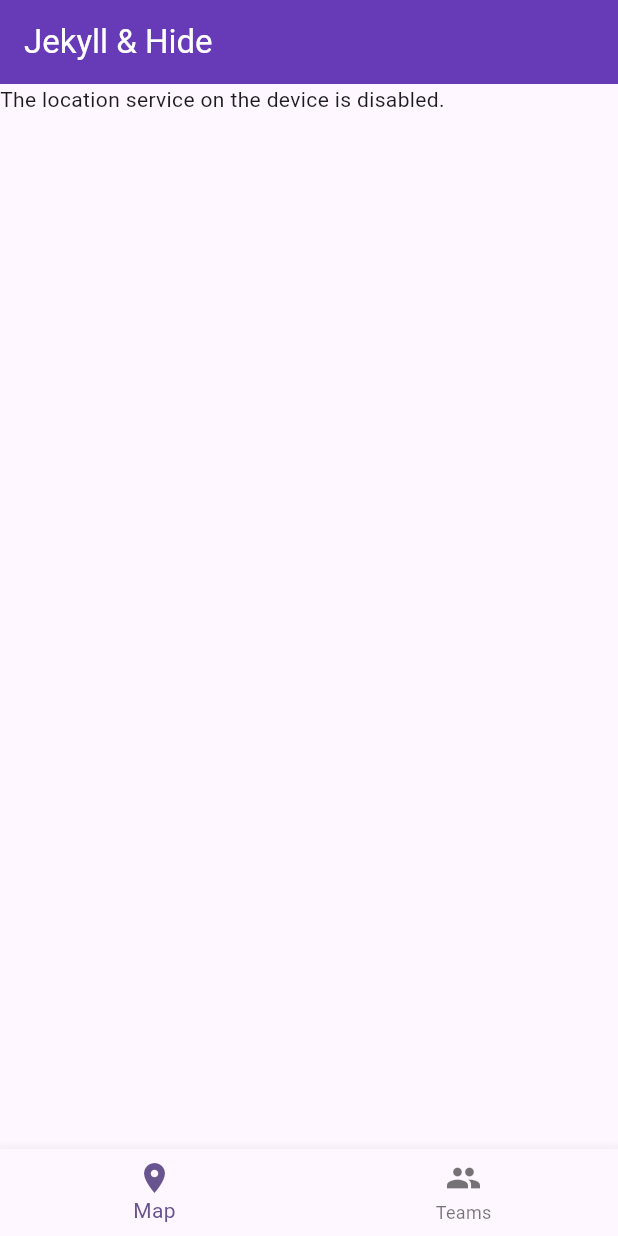
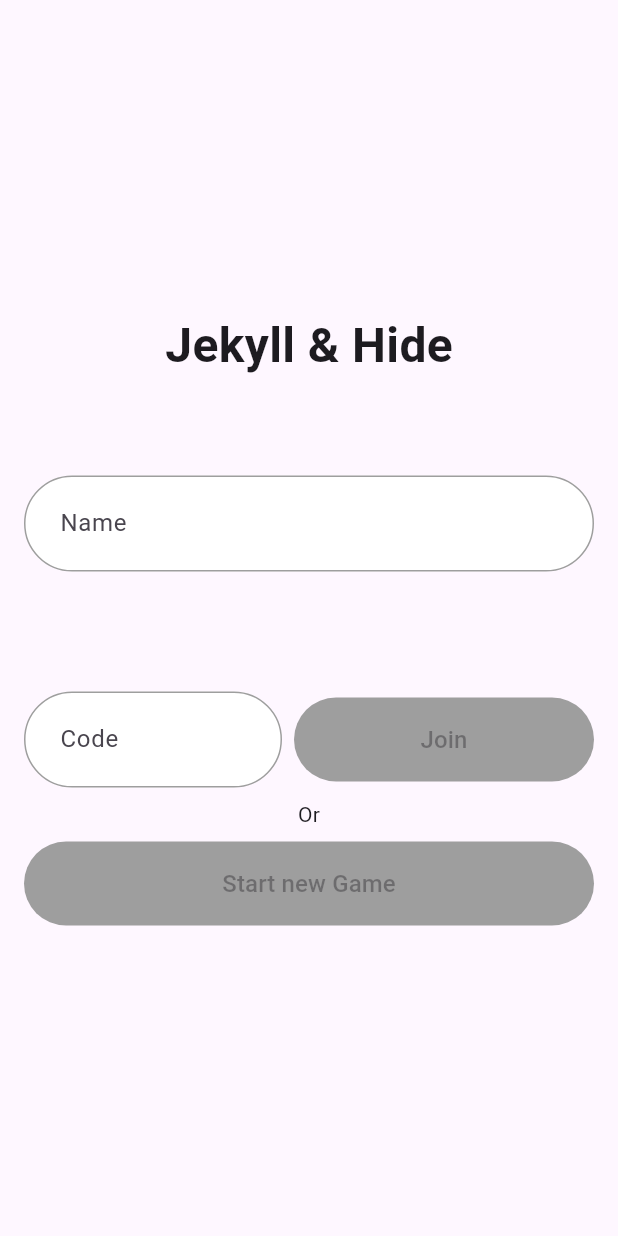
Before and after one commit to slippedandmissed/JekyllAndHide, a Flutter app: the screen it shows after launch, on a phone screen of 412 x 824 dp. Run offline on Flutter 3.47's test engine with Material 2 defaults, Android fonts, the phone set to English and light mode, and no system bars; our stand-ins replace auto_route, dio, flutter_map, flutter_riverpod, freezed_annotation, geolocator and 2 more; network calls fail.

Commit message:
Added game system

```diff
--- a/frontend/lib/api/heart.dart
+++ b/frontend/lib/api/heart.dart
@@ -20,7 +20,7 @@ class HeartBeatRepository {
   const HeartBeatRepository({required HttpService http}) : _http = http;
 
   Future<Beat?> heart() async {
-    return await _http.get("/heart", {}, Beat.fromJson);
+    return (await _http.get("/heart", {}, Beat.fromJson)).result;
   }
 }
 
--- a/frontend/lib/api/location_repository.dart
+++ b/frontend/lib/api/location_repository.dart
@@ -48,10 +48,11 @@ class LocationRepository {
       {},
       EveryonesLocations.fromJson,
     );
-    return response?.results ?? [];
+    return response.result?.results ?? [];
   }
 
   Future<Position> getMyLocation() async {
+    // FIXME: don't fetch location if you're not currently in a game
     bool serviceEnabled;
     LocationPermission permission;
 
--- a/frontend/lib/api/name_repository.dart
+++ b/frontend/lib/api/name_repository.dart
@@ -1,12 +1,21 @@
 import 'package:flutter_riverpod/flutter_riverpod.dart';
 import 'package:frontend/api/api.dart';
+import 'package:localstorage/localstorage.dart';
 
 class NameRepository {
   final HttpService _http;
+  final localStorage = LocalStorage("name");
 
-  const NameRepository({required HttpService http}) : _http = http;
+  NameRepository({required HttpService http}) : _http = http;
+
+  Future<String> get myName async {
+    await localStorage.ready;
+    return localStorage.getItem("name") as String? ?? "<No Name>";
+  }
 
   Future<void> setName(String name) async {
+    await localStorage.ready;
+    localStorage.setItem("name", name);
     await _http.post("/my-name", {"name": name}, (_) => null);
   }
 }
@@ -15,3 +24,8 @@ final nameRepositoryProvider = Provider((ref) {
   final http = ref.watch(httpProvider);
   return NameRepository(http: http);
 });
+
+final myNameProvider = FutureProvider((ref) async {
+  final nameRepository = ref.watch(nameRepositoryProvider);
+  return await nameRepository.myName;
+});
--- a/frontend/lib/dashboard/map.dart
+++ b/frontend/lib/dashboard/map.dart
@@ -4,7 +4,7 @@ import 'package:flutter_map/flutter_map.dart';
 import 'package:frontend/api/api.dart';
 import 'package:frontend/api/location_repository.dart';
 import 'package:frontend/api/name_repository.dart';
-import 'package:frontend/ui-library/js_circle_button.dart';
+import 'package:frontend/ui-library/jh_circle_button.dart';
 import 'package:latlong2/latlong.dart';
 import 'package:url_launcher/url_launcher.dart';
 import 'package:flutter_riverpod/flutter_riverpod.dart';
@@ -31,7 +31,6 @@ class _MapPageState extends ConsumerState<MapPage> {
   @override
   Widget build(BuildContext context) {
     final location = ref.watch(locationProvider);
-    ref.read(nameRepositoryProvider).setName("Jeff2");
 
     final everyonesLocations = ref.watch(everyonesLocationsProvider);
     final apiId = ref.watch(apiIdProvider);
--- /dev/null
+++ b/frontend/lib/game_services.dart
@@ -0,0 +1,87 @@
+import 'package:flutter_riverpod/flutter_riverpod.dart';
+import 'package:freezed_annotation/freezed_annotation.dart';
+import 'package:frontend/api/api.dart';
+import 'package:localstorage/localstorage.dart';
+
+part 'game_services.freezed.dart';
+part 'game_services.g.dart';
+
+class StoredGameCodeService {
+  final localStorage = LocalStorage("current-game");
+
+  Future<void> setCode(String? code) async {
+    await localStorage.ready;
+    if (code == null) {
+      localStorage.deleteItem("code");
+    } else {
+      localStorage.setItem("code", code.toUpperCase());
+    }
+  }
+
+  Future<String?> get code async {
+    await localStorage.ready;
+    final storedCode = localStorage.getItem("code") as String?;
+    if (storedCode == null) {
+      return null;
+    }
+    return storedCode;
+  }
+}
+
+@freezed
+class GameCodeResponse with _$GameCodeResponse {
+  const factory GameCodeResponse({
+    required String gameCode,
+  }) = _GameCodeResponse;
+
+  factory GameCodeResponse.fromJson(Map<String, Object?> json) =>
+      _$GameCodeResponseFromJson(json);
+}
+
+class GameRepository {
+  final HttpService _http;
+
+  GameRepository({
+    required HttpService http,
+  }) : _http = http;
+
+  // If you provide `codeOverride`, then we will try to join the game with that
+  // code. If you don't provide it, then the game code from
+  // `StoredGameCodeService.code` will be used.
+  Future<bool> joinGame({String? codeOverride}) async {
+    final result = await _http.post(
+      "/join-game",
+      {},
+      (_) => null,
+      gameCodeOverride: codeOverride,
+    );
+    print(result.statusCode);
+    return result.statusCode == 200;
+  }
+
+  Future<String?> createGame() async {
+    final result = await _http.post(
+      "/create-game",
+      {},
+      GameCodeResponse.fromJson,
+    );
+    return result.result?.gameCode;
+  }
+
+  Future<void> quitGame() async {
+    await _http.post(
+      "/quit-game",
+      {},
+      (_) => null,
+    );
+  }
+}
+
+final storedGameCodeServiceProvider = Provider((ref) {
+  return StoredGameCodeService();
+});
+
+final gameRepositoryProvider = Provider((ref) {
+  final http = ref.watch(httpProvider);
+  return GameRepository(http: http);
+});
--- /dev/null
+++ b/frontend/lib/join.dart
@@ -0,0 +1,145 @@
+import 'package:auto_route/auto_route.dart';
+import 'package:flutter/material.dart';
+import 'package:flutter/services.dart';
+import 'package:flutter_riverpod/flutter_riverpod.dart';
+import 'package:frontend/api/name_repository.dart';
+import 'package:frontend/game_services.dart';
+import 'package:frontend/router/router.dart';
+import 'package:frontend/ui-library/jh_primary_button.dart';
+import 'package:frontend/ui-library/jh_text_field.dart';
+
+class UpperCaseTextFormatter extends TextInputFormatter {
+  @override
+  TextEditingValue formatEditUpdate(
+      TextEditingValue oldValue, TextEditingValue newValue) {
+    return TextEditingValue(
+      text: newValue.text.toUpperCase(),
+      selection: newValue.selection,
+    );
+  }
+}
+
+@RoutePage()
+class JoinPage extends ConsumerStatefulWidget {
+  const JoinPage({super.key});
+
+  @override
+  ConsumerState<JoinPage> createState() => _JoinPageState();
+}
+
+class _JoinPageState extends ConsumerState<JoinPage> {
+  final TextEditingController _nameController = TextEditingController();
+  final TextEditingController _codeController = TextEditingController();
+
+  @override
+  void dispose() {
+    _nameController.dispose();
+    _codeController.dispose();
+    super.dispose();
+  }
+
+  @override
+  Widget build(BuildContext context) {
+    return Material(
+      child: Padding(
+        padding: const EdgeInsets.symmetric(horizontal: 16),
+        child: Column(
+          mainAxisAlignment: MainAxisAlignment.center,
+          children: [
+            const Text(
+              "Jekyll & Hide",
+              style: TextStyle(
+                fontWeight: FontWeight.bold,
+                fontSize: 32,
+              ),
+            ),
+            const SizedBox(height: 64),
+            JHTextField(
+              hint: "Name",
+              controller: _nameController,
+            ),
+            const SizedBox(height: 64),
+            Row(
+              mainAxisSize: MainAxisSize.max,
+              children: [
+                Expanded(
+                  child: JHTextField(
+                    hint: "Code",
+                    controller: _codeController,
+                    margin: EdgeInsets.zero,
+                    inputFormatters: [UpperCaseTextFormatter()],
+                  ),
+                ),
+                const SizedBox(
+                  width: 8,
+                ),
+                ValueListenableBuilder<TextEditingValue>(
+                    valueListenable: _nameController,
+                    builder: (context, nameValue, _) {
+                      return ValueListenableBuilder<TextEditingValue>(
+                        valueListenable: _codeController,
+                        builder: (context, codeValue, _) {
+                          return JHPrimaryButton(
+                            width: 200,
+                            disabled: nameValue.text.isEmpty ||
+                                codeValue.text.isEmpty,
+                            onPressed: () async {
+                              final worked = await ref
+                                  .read(gameRepositoryProvider)
+                                  .joinGame(codeOverride: codeValue.text);
+                              if (worked) {
+                                await ref
+                                    .read(storedGameCodeServiceProvider)
+                                    .setCode(codeValue.text);
+                                await ref
+                                    .read(nameRepositoryProvider)
+                                    .setName(nameValue.text);
+
+                                if (mounted) {
+                                  context.router.replace(const MapRoute());
+                                }
+                              } else {
+                                // FIXME: show a snackbar or something if the game joining failed
+                              }
+                            },
+                            child: const Text("Join"),
+                          );
+                        },
+                      );
+                    }),
+              ],
+            ),
+            const SizedBox(height: 8),
+            const Text("Or"),
+            const SizedBox(height: 8),
+            ValueListenableBuilder<TextEditingValue>(
+                valueListenable: _nameController,
+                builder: (context, nameValue, _) {
+                  return JHPrimaryButton(
+                    disabled: nameValue.text.isEmpty,
+                    onPressed: () async {
+                      final gameCode =
+                          await ref.read(gameRepositoryProvider).createGame();
+                      if (gameCode != null) {
+                        await ref
+                            .read(storedGameCodeServiceProvider)
+                            .setCode(gameCode);
+                        await ref
+                            .read(nameRepositoryProvider)
+                            .setName(nameValue.text);
+                        if (mounted) {
+                          context.router.replace(const MapRoute());
+                        }
+                      } else {
+                        // FIXME: show a snackbar or something if the game creation failed
+                      }
+                    },
+                    child: const Text("Start new Game"),
+                  );
+                }),
+          ],
+        ),
+      ),
+    );
+  }
+}
--- a/frontend/lib/main.dart
+++ b/frontend/lib/main.dart
@@ -3,26 +3,34 @@ import 'package:flutter_riverpod/flutter_riverpod.dart';
 import 'package:frontend/router/router.dart';
 
 void main() {
-  runApp(MyApp());
+  runApp(const MyAppWrapper());
 }
 
-class MyApp extends StatelessWidget {
-  final _appRouter = AppRouter();
-
-  MyApp({super.key});
+class MyAppWrapper extends StatelessWidget {
+  const MyAppWrapper({super.key});
 
   @override
   Widget build(BuildContext context) {
-    return ProviderScope(
-      child: MaterialApp.router(
+    return const ProviderScope(
+      child: MyApp(),
+    );
+  }
+}
+
+class MyApp extends ConsumerWidget {
+  const MyApp({super.key});
+
+  @override
+  Widget build(BuildContext context, WidgetRef ref) {
+    final router = ref.watch(routerProvider);
+    return MaterialApp.router(
       title: 'Jekyll & Hide',
       debugShowCheckedModeBanner: false,
       theme: ThemeData(
         colorScheme: ColorScheme.fromSeed(seedColor: Colors.deepPurple),
         useMaterial3: true,
       ),
-        routerConfig: _appRouter.config(),
-      ),
+      routerConfig: router.config(),
     );
   }
 }
--- a/frontend/lib/router/router.dart
+++ b/frontend/lib/router/router.dart
@@ -1,21 +1,48 @@
 import 'package:auto_route/auto_route.dart';
+import 'package:flutter_riverpod/flutter_riverpod.dart';
+import 'package:frontend/router/in_game_guard.dart';
 import '../dashboard/map.dart';
 import '../dashboard/dashboard.dart';
 import '../dashboard/teams.dart';
+import '../join.dart';
 
 part 'router.gr.dart';
 
 @AutoRouterConfig(replaceInRouteName: 'Page,Route')
 class AppRouter extends _$AppRouter {
+  final InGameGuard _inGameGuard;
+  final OutOfGameGuard _outOfGameGuard;
+
+  AppRouter({
+    required InGameGuard inGameGuard,
+    required OutOfGameGuard outOfGameGuard,
+  })  : _inGameGuard = inGameGuard,
+        _outOfGameGuard = outOfGameGuard;
+
   @override
   List<AutoRoute> get routes => [
         AutoRoute(
           path: "/",
           page: DashboardRoute.page,
+          guards: [_inGameGuard],
           children: [
             AutoRoute(path: "", page: MapRoute.page),
             AutoRoute(path: "teams", page: TeamsRoute.page),
           ],
         ),
+        AutoRoute(
+          path: "/join",
+          page: JoinRoute.page,
+          guards: [_outOfGameGuard],
+        )
       ];
 }
+
+final routerProvider = Provider((ref) {
+  final inGameGuard = ref.watch(inGameGuardProvider);
+  final outofGameGuard = ref.watch(outOfGameGuardProvider);
+  return AppRouter(
+    inGameGuard: inGameGuard,
+    outOfGameGuard: outofGameGuard,
+  );
+});
--- /dev/null
+++ b/frontend/lib/ui-library/jh_primary_button.dart
@@ -0,0 +1,68 @@
+import 'package:flutter/material.dart';
+import 'package:flutter/widgets.dart';
+
+class JHPrimaryButton extends StatelessWidget {
+  final Widget child;
+  final void Function()? onPressed;
+  final double? width;
+  final bool disabled;
+  final bool loading;
+
+  const JHPrimaryButton({
+    super.key,
+    required this.child,
+    required this.onPressed,
+    this.width,
+    this.disabled = false,
+    this.loading = false,
+  });
+
+  @override
+  Widget build(BuildContext context) {
+    return Theme(
+      data: Theme.of(context).copyWith(
+        textTheme: const TextTheme(
+          labelLarge: TextStyle(
+            fontSize: 16,
+            fontWeight: FontWeight.w500,
+          ),
+        ),
+      ),
+      child: SizedBox(
+        width: width,
+        height: 56,
+        child: AnimatedContainer(
+          duration: const Duration(milliseconds: 150),
+          decoration: BoxDecoration(
+            color: disabled || loading ? Colors.grey : Colors.deepPurple,
+            borderRadius: BorderRadius.circular(100),
+          ),
+          child: TextButton(
+            onPressed: disabled || loading
+                ? null
+                : (onPressed == null
+                    ? null
+                    : () {
+                        onPressed!();
+                        FocusManager.instance.primaryFocus?.unfocus();
+                      }),
+            style: TextButton.styleFrom(
+              padding: EdgeInsets.zero,
+              foregroundColor: disabled || loading ? Colors.grey : Colors.white,
+            ),
+            child: Center(
+              child: AnimatedSwitcher(
+                duration: const Duration(milliseconds: 150),
+                child: loading
+                    ? const CircularProgressIndicator(
+                        color: Colors.black,
+                      )
+                    : child,
+              ),
+            ),
+          ),
+        ),
+      ),
+    );
+  }
+}
--- /dev/null
+++ b/frontend/lib/ui-library/jh_text_field.dart
@@ -0,0 +1,109 @@
+import 'package:flutter/material.dart';
+import 'package:flutter/services.dart';
+
+class JHTextField extends StatelessWidget {
+  final TextEditingController controller;
+  final String? name;
+  final String? Function(String?)? validator;
+  final Function(String)? onChanged;
+  final int? minLines;
+  final int? maxLines;
+  final FocusNode? focusNode;
+  final EdgeInsets margin;
+  final bool expands;
+  final void Function(String)? onFieldSubmitted;
+  final String? hint;
+  final bool obscureText;
+  final Widget? suffixIcon;
+  final Widget? prefixIcon;
+  final AutovalidateMode? autovalidateMode;
+  final EdgeInsets padding;
+  final double borderRadius;
+  final List<TextInputFormatter> inputFormatters;
+
+  const JHTextField({
+    super.key,
+    required this.controller,
+    this.name,
+    this.validator,
+    this.maxLines = 1,
+    this.minLines,
+    this.onChanged,
+    this.obscureText = false,
+    this.suffixIcon,
+    this.autovalidateMode,
+    this.focusNode,
+    this.margin = const EdgeInsets.only(bottom: 16.0),
+    this.onFieldSubmitted,
+    this.hint,
+    this.expands = false,
+    this.prefixIcon,
+    this.padding = const EdgeInsets.all(20),
+    this.borderRadius = 32,
+    this.inputFormatters = const [],
+  });
+
+  @override
+  Widget build(BuildContext context) {
+    final actualInput = TextFormField(
+      inputFormatters: inputFormatters,
+      focusNode: focusNode,
+      onChanged: onChanged,
+      maxLines: maxLines,
+      minLines: minLines,
+      expands: expands,
+      scrollPadding: const EdgeInsets.only(bottom: 80),
+      controller: controller,
+      validator: validator,
+      onFieldSubmitted: onFieldSubmitted,
+      style: const TextStyle(
+        color: Colors.black,
+        fontSize: 16,
+      ),
+      obscureText: obscureText,
+      autovalidateMode: autovalidateMode,
+      textAlignVertical: TextAlignVertical.top,
+      decoration: InputDecoration(
+        hintText: hint,
+        isDense: true,
+        contentPadding: padding,
+        filled: true,
+        fillColor: Colors.white,
+        hoverColor: Colors.transparent,
+        prefixIcon: prefixIcon,
+        suffixIcon: suffixIcon,
+        enabledBorder: OutlineInputBorder(
+          borderRadius: BorderRadius.circular(borderRadius),
+          borderSide: const BorderSide(
+            color: Colors.grey,
+          ),
+        ),
+        border: OutlineInputBorder(
+          borderRadius: BorderRadius.circular(borderRadius),
+          borderSide: const BorderSide(
+            color: Colors.deepPurple,
+          ),
+        ),
+      ),
+    );
+    return Padding(
+      padding: margin,
+      child: Column(
+        crossAxisAlignment: CrossAxisAlignment.start,
+        children: [
+          if (name != null) ...[
+            Text(
+              name!,
+              style: const TextStyle(
+                color: Colors.grey,
+                fontWeight: FontWeight.w600,
+              ),
+            ),
+            const SizedBox(height: 8),
+          ],
+          expands ? Expanded(child: actualInput) : actualInput,
+        ],
+      ),
+    );
+  }
+}
```
Also changed, not shown: frontend/lib/api/api.dart (+58 -13 lines), frontend/lib/dashboard/teams.dart (+64 -5 lines), frontend/lib/router/in_game_guard.dart (added, +50 -0 lines), frontend/lib/game_services.freezed.dart (added), frontend/lib/game_services.g.dart (added), frontend/lib/router/router.gr.dart, frontend/lib/ui-library/jh_circle_button.dart (renamed from frontend/lib/ui-library/js_circle_button.dart), 4 other files. Lines whose indentation alone changed are shown as unchanged.
